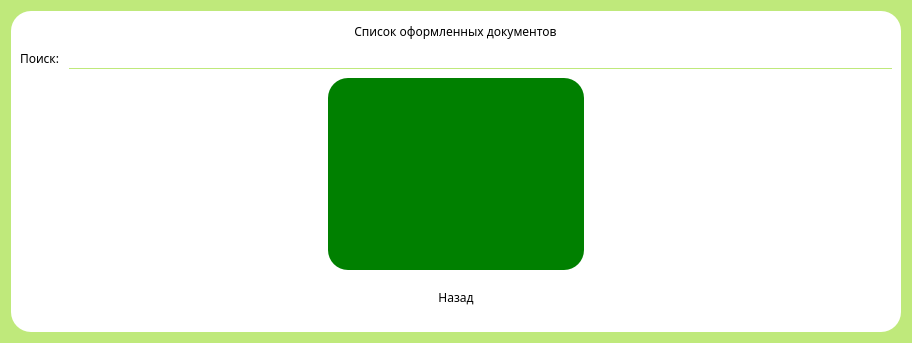
Above: UI/completedPurchasesList/completedPurchasesList.ui from Savely2402/course-project before the change. Below: the same form after it.
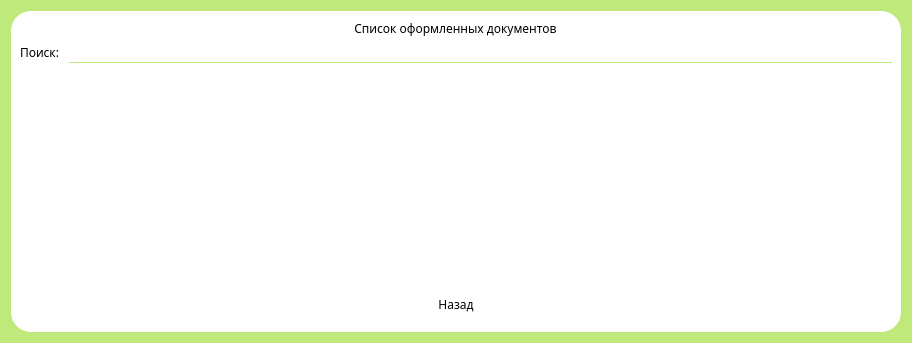
That is the form after the change.

```diff
--- a/UI/completedPurchasesList/completedPurchasesList.ui
+++ b/UI/completedPurchasesList/completedPurchasesList.ui
@@ -83,19 +83,8 @@
         </item>
        </layout>
       </item>
-      <item alignment="Qt::AlignmentFlag::AlignHCenter">
-       <widget class="QTableView" name="PurchasesTable">
-        <property name="sizePolicy">
-         <sizepolicy hsizetype="Fixed" vsizetype="Fixed">
-          <horstretch>0</horstretch>
-          <verstretch>0</verstretch>
-         </sizepolicy>
-        </property>
-        <property name="styleSheet">
-         <string notr="true">background-color: green;
-</string>
-        </property>
-       </widget>
+      <item>
+       <widget class="QTableView" name="PurchasesTable"/>
       </item>
       <item alignment="Qt::AlignmentFlag::AlignHCenter">
        <widget class="QPushButton" name="ReturnButton">
```
